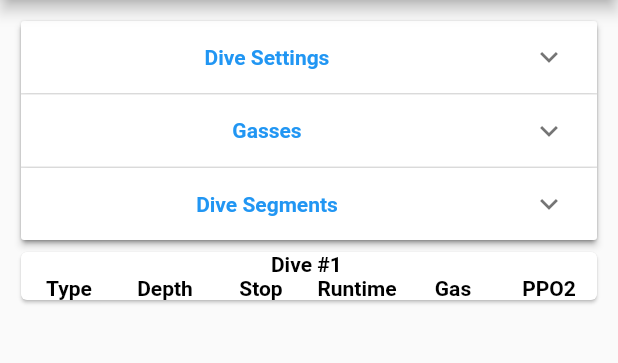
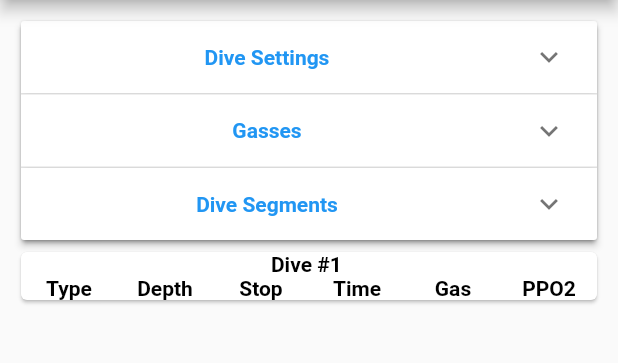
Before and after one commit to sstanfield/nemo, a Flutter app: the screen it shows after launch, on a phone screen of 412 x 824 dp, the part 84-447 px from its top. Run offline on Flutter 3.47's test engine with Material 2 defaults, Android fonts, the phone set to English and light mode, and no system bars.

Commit message:
Shorten runtime to time for small screens.

```diff
--- a/lib/screens/dive_plan.dart
+++ b/lib/screens/dive_plan.dart
@@ -41,7 +41,7 @@ class DivePlan extends StatelessWidget {
       col1.add(new Text("Type", style: headerStyle));
       col2.add(new Text("Depth", style: headerStyle));
       col3.add(new Text("Stop", style: headerStyle));
-      col4.add(new Text("Runtime", style: headerStyle));
+      col4.add(new Text("Time", style: headerStyle));
       col5.add(new Text("Gas", style: headerStyle));
       col6.add(new Text("PPO2", style: headerStyle));
       if (diveNum > 1) rows.add(new Divider(height: 24.0,));
```
